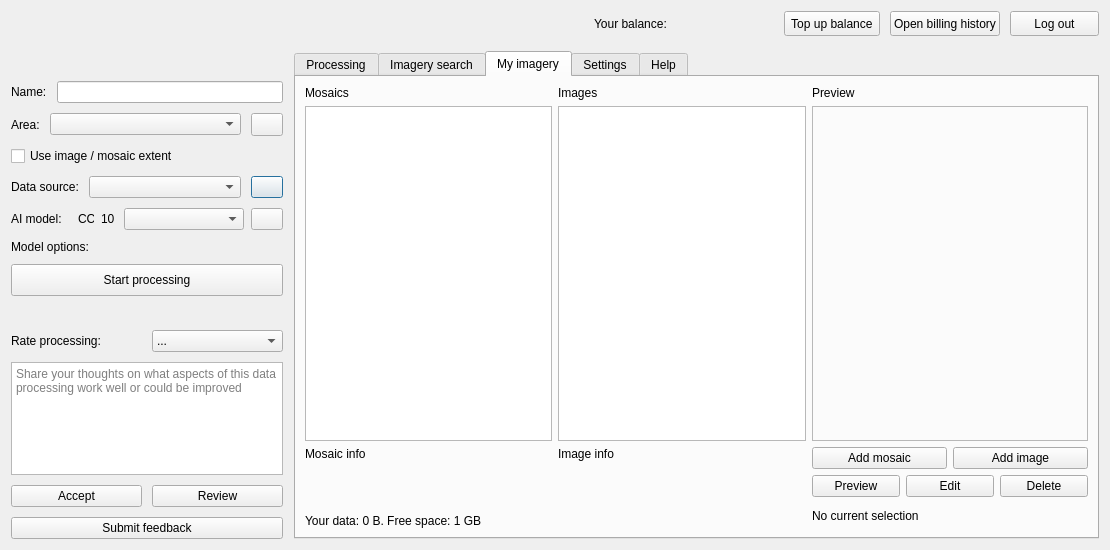
The window that mapflow/dialogs/static/ui/main_dialog.ui (Geoalert/mapflow-qgis) describes before a commit, drawn with Qt 5.
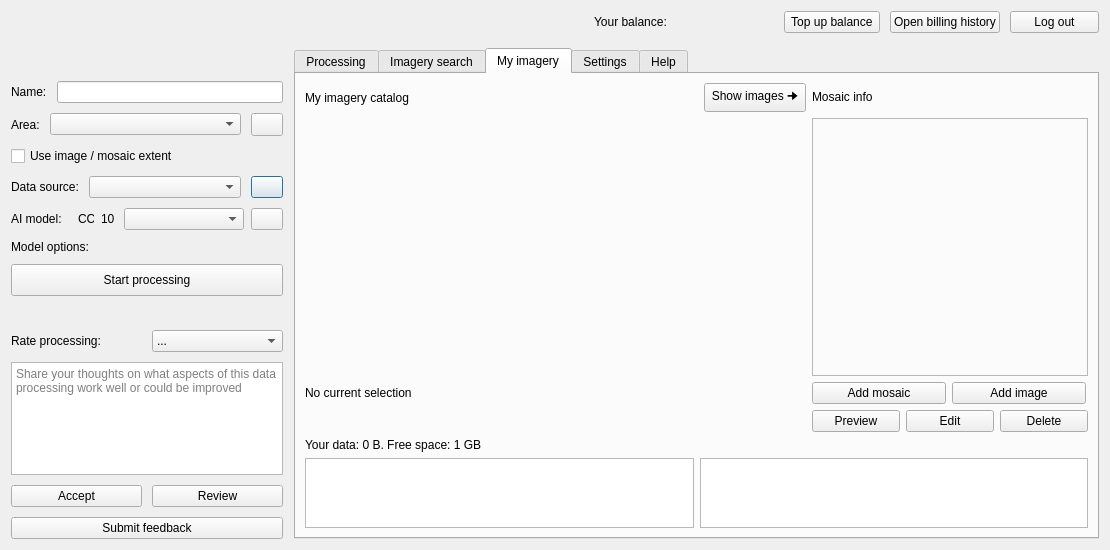
The same window after the commit. The open tabs and pages were chosen to show the change. Icons and pictures are not drawn. Custom widgets are drawn as their Qt base class.

Commit message: One table (show images only on a click)

What changed in the file:
```diff
--- a/mapflow/dialogs/static/ui/main_dialog.ui
+++ b/mapflow/dialogs/static/ui/main_dialog.ui
@@ -1374,33 +1374,15 @@
             <layout class="QHBoxLayout" name="horizontalLayout_11">
              <item>
               <layout class="QGridLayout" name="gridLayout_6">
-               <item row="3" column="2">
-                <layout class="QHBoxLayout" name="horizontalLayout_16">
-                 <item>
-                  <widget class="QPushButton" name="addMosaicButton">
-                   <property name="text">
-                    <string>Add mosaic</string>
-                   </property>
-                  </widget>
-                 </item>
-                 <item>
-                  <widget class="QPushButton" name="addImageButton">
-                   <property name="text">
-                    <string>Add image</string>
-                   </property>
-                  </widget>
-                 </item>
-                </layout>
-               </item>
-               <item row="3" column="0" rowspan="2">
+               <item row="7" column="0">
                 <layout class="QHBoxLayout" name="horizontalLayout_18">
                  <item>
                   <widget class="QLabel" name="mosaicInfo">
                    <property name="text">
-                    <string>Mosaic info</string>
+                    <string/>
                    </property>
                    <property name="alignment">
-                    <set>Qt::AlignLeading|Qt::AlignLeft|Qt::AlignTop</set>
+                    <set>Qt::AlignLeading|Qt::AlignLeft|Qt::AlignVCenter</set>
                    </property>
                    <property name="margin">
                     <number>0</number>
@@ -1412,90 +1394,19 @@
                  </item>
                 </layout>
                </item>
-               <item row="0" column="2">
-                <widget class="QLabel" name="label_8">
-                 <property name="sizePolicy">
-                  <sizepolicy hsizetype="Preferred" vsizetype="Fixed">
-                   <horstretch>0</horstretch>
-                   <verstretch>0</verstretch>
-                  </sizepolicy>
-                 </property>
-                 <property name="text">
-                  <string>Preview</string>
-                 </property>
-                </widget>
-               </item>
-               <item row="1" column="1">
-                <widget class="QTableWidget" name="imageTable">
-                 <property name="minimumSize">
-                  <size>
-                   <width>100</width>
-                   <height>0</height>
-                  </size>
-                 </property>
-                </widget>
-               </item>
-               <item row="0" column="0">
-                <widget class="QLabel" name="label_6">
-                 <property name="text">
-                  <string>Mosaics</string>
-                 </property>
-                </widget>
-               </item>
-               <item row="5" column="2">
-                <widget class="QLabel" name="catalogSelectionLabel">
-                 <property name="sizePolicy">
-                  <sizepolicy hsizetype="Maximum" vsizetype="Preferred">
-                   <horstretch>0</horstretch>
-                   <verstretch>0</verstretch>
-                  </sizepolicy>
-                 </property>
-                 <property name="maximumSize">
-                  <size>
-                   <width>256</width>
-                   <height>16777215</height>
-                  </size>
-                 </property>
-                 <property name="text">
-                  <string>No current selection</string>
-                 </property>
-                </widget>
-               </item>
-               <item row="3" column="1" rowspan="2">
-                <layout class="QHBoxLayout" name="horizontalLayout_19">
-                 <item>
-                  <widget class="QLabel" name="imageDetails">
-                   <property name="text">
-                    <string>Image info</string>
-                   </property>
-                   <property name="alignment">
-                    <set>Qt::AlignLeading|Qt::AlignLeft|Qt::AlignTop</set>
-                   </property>
-                  </widget>
-                 </item>
-                </layout>
-               </item>
-               <item row="0" column="1">
-                <widget class="QLabel" name="label_7">
-                 <property name="text">
-                  <string>Images</string>
-                 </property>
-                </widget>
-               </item>
-               <item row="1" column="0">
-                <widget class="QTableWidget" name="mosaicTable">
-                 <property name="minimumSize">
-                  <size>
-                   <width>100</width>
-                   <height>0</height>
-                  </size>
-                 </property>
-                </widget>
-               </item>
-               <item row="4" column="2">
+               <item row="7" column="2">
                 <layout class="QHBoxLayout" name="horizontalLayout_15">
+                 <property name="sizeConstraint">
+                  <enum>QLayout::SetMaximumSize</enum>
+                 </property>
                  <item>
                   <widget class="QPushButton" name="previewCatalogButton">
+                   <property name="maximumSize">
+                    <size>
+                     <width>88</width>
+                     <height>16777215</height>
+                    </size>
+                   </property>
                    <property name="text">
                     <string>Preview</string>
                    </property>
@@ -1503,6 +1414,12 @@
                  </item>
                  <item>
                   <widget class="QPushButton" name="editCatalogButton">
+                   <property name="maximumSize">
+                    <size>
+                     <width>88</width>
+                     <height>16777215</height>
+                    </size>
+                   </property>
                    <property name="text">
                     <string>Edit</string>
                    </property>
@@ -1510,6 +1427,12 @@
                  </item>
                  <item>
                   <widget class="QPushButton" name="deleteCatalogButton">
+                   <property name="maximumSize">
+                    <size>
+                     <width>88</width>
+                     <height>16777215</height>
+                    </size>
+                   </property>
                    <property name="text">
                     <string>Delete</string>
                    </property>
@@ -1517,22 +1440,60 @@
                  </item>
                 </layout>
                </item>
-               <item row="5" column="0" colspan="2">
+               <item row="0" column="0">
                 <layout class="QHBoxLayout" name="horizontalLayout_14">
-                 <property name="topMargin">
-                  <number>11</number>
-                 </property>
                  <item>
-                  <widget class="QLabel" name="dataLimit">
+                  <widget class="QLabel" name="label_6">
                    <property name="text">
-                    <string>Your data: 0 B. Free space: 1 GB</string>
+                    <string>My imagery catalog</string>
+                   </property>
+                  </widget>
+                 </item>
+                 <item>
+                  <spacer name="horizontalSpacer_8">
+                   <property name="orientation">
+                    <enum>Qt::Horizontal</enum>
+                   </property>
+                   <property name="sizeHint" stdset="0">
+                    <size>
+                     <width>40</width>
+                     <height>20</height>
+                    </size>
+                   </property>
+                  </spacer>
+                 </item>
+                 <item>
+                  <widget class="QPushButton" name="switchTablesButton">
+                   <property name="maximumSize">
+                    <size>
+                     <width>16777215</width>
+                     <height>16777215</height>
+                    </size>
+                   </property>
+                   <property name="layoutDirection">
+                    <enum>Qt::LeftToRight</enum>
+                   </property>
+                   <property name="text">
+                    <string> Show images 🠊 </string>
                    </property>
                   </widget>
                  </item>
                 </layout>
                </item>
-               <item row="1" column="2">
+               <item row="4" column="2">
                 <widget class="QFrame" name="verticalFrame">
+                 <property name="minimumSize">
+                  <size>
+                   <width>0</width>
+                   <height>0</height>
+                  </size>
+                 </property>
+                 <property name="maximumSize">
+                  <size>
+                   <width>278</width>
+                   <height>16777215</height>
+                  </size>
+                 </property>
                  <property name="frameShape">
                   <enum>QFrame::StyledPanel</enum>
                  </property>
@@ -1564,17 +1525,145 @@
                      <string/>
                     </property>
                     <property name="alignment">
-                     <set>Qt::AlignCenter</set>
+                     <set>Qt::AlignLeading|Qt::AlignLeft|Qt::AlignVCenter</set>
                     </property>
                    </widget>
                   </item>
                  </layout>
                 </widget>
                </item>
+               <item row="4" column="0">
+                <layout class="QVBoxLayout" name="catalogTableLayout">
+                 <property name="rightMargin">
+                  <number>0</number>
+                 </property>
+                </layout>
+               </item>
+               <item row="6" column="2">
+                <layout class="QHBoxLayout" name="horizontalLayout_16">
+                 <item>
+                  <widget class="QPushButton" name="addMosaicButton">
+                   <property name="maximumSize">
+                    <size>
+                     <width>134</width>
+                     <height>16777215</height>
+                    </size>
+                   </property>
+                   <property name="text">
+                    <string>Add mosaic</string>
+                   </property>
+                  </widget>
+                 </item>
+                 <item>
+                  <widget class="QPushButton" name="addImageButton">
+                   <property name="maximumSize">
+                    <size>
+                     <width>134</width>
+                     <height>16777215</height>
+                    </size>
+                   </property>
+                   <property name="text">
+                    <string>Add image</string>
+                   </property>
+                  </widget>
+                 </item>
+                </layout>
+               </item>
+               <item row="0" column="2">
+                <layout class="QHBoxLayout" name="horizontalLayout_17">
+                 <property name="topMargin">
+                  <number>0</number>
+                 </property>
+                 <item>
+                  <widget class="QLabel" name="infoPreviewLabel">
+                   <property name="sizePolicy">
+                    <sizepolicy hsizetype="Preferred" vsizetype="Fixed">
+                     <horstretch>0</horstretch>
+                     <verstretch>0</verstretch>
+                    </sizepolicy>
+                   </property>
+                   <property name="maximumSize">
+                    <size>
+                     <width>278</width>
+                     <height>16777215</height>
+                    </size>
+                   </property>
+                   <property name="text">
+                    <string>Mosaic info</string>
+                   </property>
+                  </widget>
+                 </item>
+                </layout>
+               </item>
+               <item row="6" column="0">
+                <widget class="QLabel" name="catalogSelectionLabel">
+                 <property name="sizePolicy">
+                  <sizepolicy hsizetype="Maximum" vsizetype="Preferred">
+                   <horstretch>0</horstretch>
+                   <verstretch>0</verstretch>
+                  </sizepolicy>
+                 </property>
+                 <property name="minimumSize">
+                  <size>
+                   <width>278</width>
+                   <height>0</height>
+                  </size>
+                 </property>
+                 <property name="maximumSize">
+                  <size>
+                   <width>16777215</width>
+                   <height>16777215</height>
+                  </size>
+                 </property>
+                 <property name="text">
+                  <string>No current selection</string>
+                 </property>
+                 <property name="alignment">
+                  <set>Qt::AlignLeading|Qt::AlignLeft|Qt::AlignVCenter</set>
+                 </property>
+                </widget>
+               </item>
               </layout>
              </item>
             </layout>
            </item>
+           <item>
+            <widget class="QLabel" name="dataLimit">
+             <property name="text">
+              <string>Your data: 0 B. Free space: 1 GB</string>
+             </property>
+            </widget>
+           </item>
+           <item>
+            <layout class="QHBoxLayout" name="horizontalLayout_13">
+             <property name="sizeConstraint">
+              <enum>QLayout::SetDefaultConstraint</enum>
+             </property>
+             <property name="topMargin">
+              <number>0</number>
+             </property>
+             <item>
+              <widget class="QTableWidget" name="mosaicTable">
+               <property name="maximumSize">
+                <size>
+                 <width>16777215</width>
+                 <height>16777215</height>
+                </size>
+               </property>
+              </widget>
+             </item>
+             <item>
+              <widget class="QTableWidget" name="imageTable">
+               <property name="maximumSize">
+                <size>
+                 <width>16777215</width>
+                 <height>16777215</height>
+                </size>
+               </property>
+              </widget>
+             </item>
+            </layout>
+           </item>
           </layout>
          </widget>
          <widget class="QWidget" name="settingsTab">
```
Left out of the diff: 2 changed lines with no effect on the pictures. The commit also changes 4 other files.
